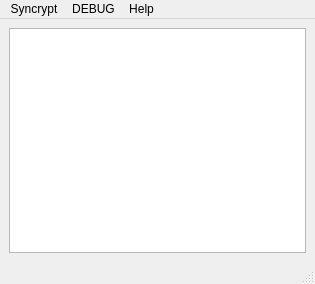
Above: syncrypt/gui/main.ui from syncrypt/client before the change. Below: the same form after it.
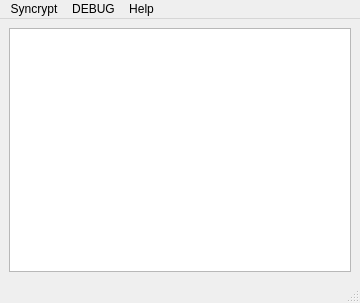
That is the form after the change.

Commit message: Update vaults after adding one, add "refresh all" debug button

The edit to the form file:
```diff
--- a/syncrypt/gui/main.ui
+++ b/syncrypt/gui/main.ui
@@ -9,8 +9,8 @@
    <rect>
     <x>0</x>
     <y>0</y>
-    <width>315</width>
-    <height>284</height>
+    <width>360</width>
+    <height>303</height>
    </rect>
   </property>
   <property name="windowTitle">
@@ -41,7 +41,7 @@
     <rect>
      <x>0</x>
      <y>0</y>
-     <width>315</width>
+     <width>360</width>
      <height>22</height>
     </rect>
    </property>
```
Left out of the diff: 6 changed lines with no effect on the pictures. The commit also changes 2 other files.
